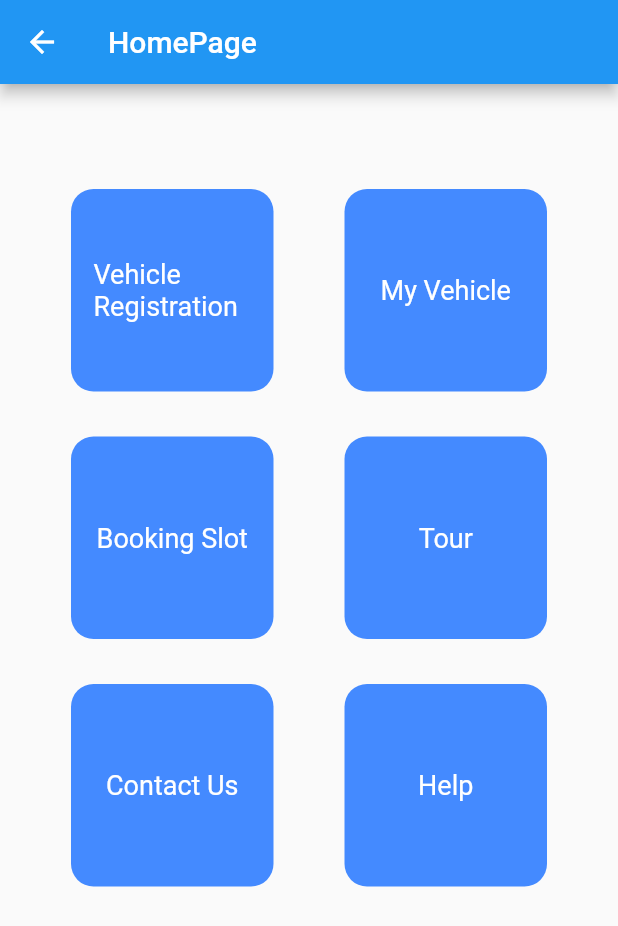
After one commit to kwinayanajith/Smart-CarParking, a Flutter app: the HomePage screen opened directly, on a phone screen of 412 x 824 dp. The commit adds this screen. Shown: the top 926 px of the screen. Run offline on Flutter 3.47's test engine with Material 2 defaults, Android fonts, the light colour scheme and no system bars.

Commit message:
create home page & booking Pages

```diff
--- /dev/null
+++ b/smartcarparking/lib/HomePage.dart
@@ -0,0 +1,159 @@
+import 'package:flutter/material.dart';
+
+class HomePage extends StatelessWidget {
+  const HomePage({super.key});
+
+  @override
+  Widget build(BuildContext context) {
+    return Scaffold(
+      appBar: AppBar(
+        title:Text("HomePage"),
+      ),
+
+      body: Column(
+        children: [
+          SizedBox(height: 30,),
+          Padding(
+            padding: const EdgeInsets.only(top: 40.0),
+            child: Row(
+              mainAxisAlignment: MainAxisAlignment.spaceEvenly,
+              children: [
+                  Container(
+                    height: 135,
+                    width: 135,
+                    decoration: BoxDecoration(
+                      color: Colors.blueAccent,
+                      borderRadius: BorderRadius.circular(15)
+                    ),
+
+                    child: Center(
+                      child: Padding(
+                        padding: const EdgeInsets.all(15.0),
+                        child: Text("Vehicle Registration",style: TextStyle(
+                                fontSize: 18,
+                                color: Colors.white
+                              ),),
+                      ),
+                    ),
+                        ),
+
+                Container(
+                  height: 135,
+                  width: 135,
+                  decoration: BoxDecoration(
+                      color: Colors.blueAccent,
+                      borderRadius: BorderRadius.circular(15)
+                  ),
+
+                  child: Center(
+                    child: Padding(
+                      padding: const EdgeInsets.all(15.0),
+                      child: Text("My Vehicle",style: TextStyle(
+                          fontSize: 18,
+                          color: Colors.white
+                      ),),
+                    ),
+                  ),
+                ),
+
+              ],
+            ),
+          ),
+
+          SizedBox(height: 30,),
+
+          Row(
+            mainAxisAlignment: MainAxisAlignment.spaceEvenly,
+            children: [
+              Container(
+                height: 135,
+                width: 135,
+                decoration: BoxDecoration(
+                    color: Colors.blueAccent,
+                    borderRadius: BorderRadius.circular(15)
+                ),
+
+                child: Center(
+                  child: Padding(
+                    padding: const EdgeInsets.all(15.0),
+                    child: Text("Booking Slot",style: TextStyle(
+                        fontSize: 18,
+                        color: Colors.white
+                    ),),
+                  ),
+                ),
+              ),
+
+              Container(
+                height: 135,
+                width: 135,
+                decoration: BoxDecoration(
+                    color: Colors.blueAccent,
+                    borderRadius: BorderRadius.circular(15)
+                ),
+
+                child: Center(
+                  child: Padding(
+                    padding: const EdgeInsets.all(15.0),
+                    child: Text("Tour",style: TextStyle(
+                        fontSize: 18,
+                        color: Colors.white
+                    ),),
+                  ),
+                ),
+              ),
+            ],
+          ),
+
+          SizedBox(height: 30,),
+
+          Row(
+            mainAxisAlignment: MainAxisAlignment.spaceEvenly,
+            children: [
+              Container(
+                height: 135,
+                width: 135,
+                decoration: BoxDecoration(
+                    color: Colors.blueAccent,
+                    borderRadius: BorderRadius.circular(15)
+                ),
+
+                child: Center(
+                  child: Padding(
+                    padding: const EdgeInsets.all(15.0),
+                    child: Text("Contact Us",style: TextStyle(
+                        fontSize: 18,
+                        color: Colors.white
+                    ),),
+                  ),
+                ),
+              ),
+
+              Container(
+                height: 135,
+                width: 135,
+                decoration: BoxDecoration(
+                    color: Colors.blueAccent,
+                    borderRadius: BorderRadius.circular(15)
+                ),
+
+                child: Center(
+                  child: Padding(
+                    padding: const EdgeInsets.all(15.0),
+                    child: Text("Help",style: TextStyle(
+                        fontSize: 18,
+                        color: Colors.white
+                    ),),
+                  ),
+                ),
+              ),
+            ],
+          ),
+
+
+        ],
+      ),
+
+    );
+  }
+}
--- a/smartcarparking/lib/main.dart
+++ b/smartcarparking/lib/main.dart
@@ -1,5 +1,9 @@
 import 'package:flutter/material.dart';
+import 'package:smartcarparking/HelpPage.dart';
+import 'package:smartcarparking/HomePage.dart';
 import 'package:smartcarparking/LoginPage.dart';
+import 'package:smartcarparking/RegistrationPage.dart';
+import 'package:smartcarparking/SignUpPage.dart';
 
 void main() {
   runApp(const MyApp());
@@ -13,7 +17,7 @@ class MyApp extends StatelessWidget {
   Widget build(BuildContext context) {
     return MaterialApp(
       debugShowCheckedModeBanner: false,
-      home: LoginPage()
+      home: HelpPage()
       );
 
   }
```
Also changed, not shown: smartcarparking/lib/HelpPage.dart (added, +51 -0 lines), smartcarparking/lib/LoginPage.dart (+9 -1 lines), smartcarparking/lib/RegistrationPage.dart (added, +191 -0 lines), smartcarparking/lib/SignUpPage.dart (added, +204 -0 lines), smartcarparking/lib/ContactUsPage.dart (added).
